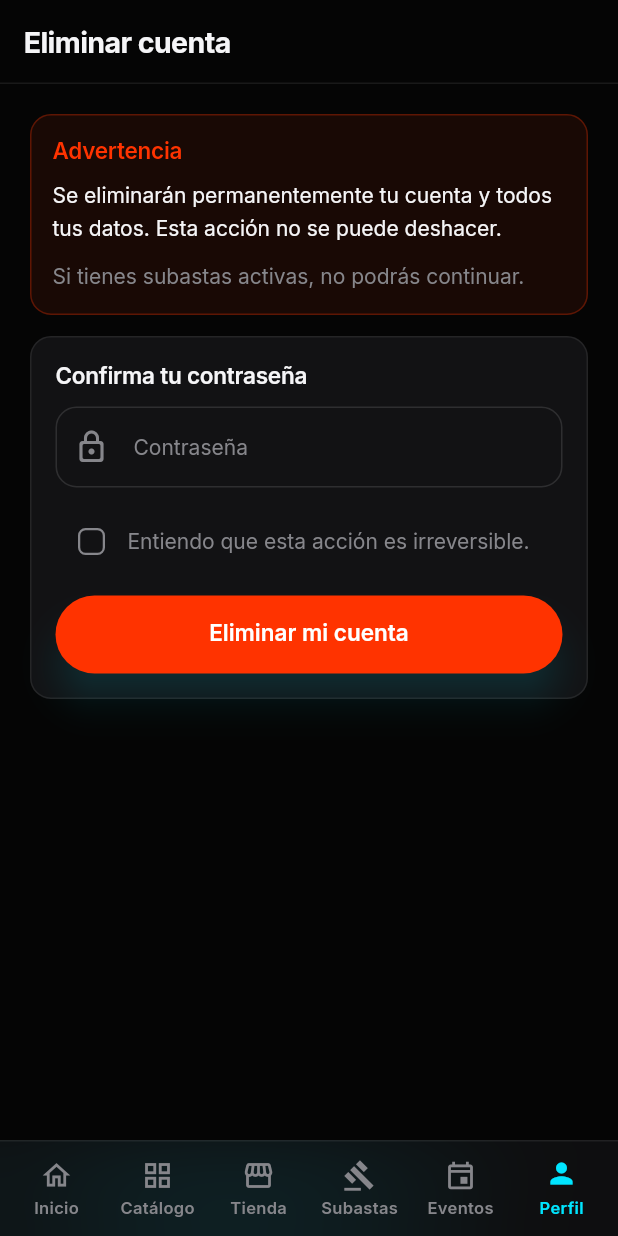
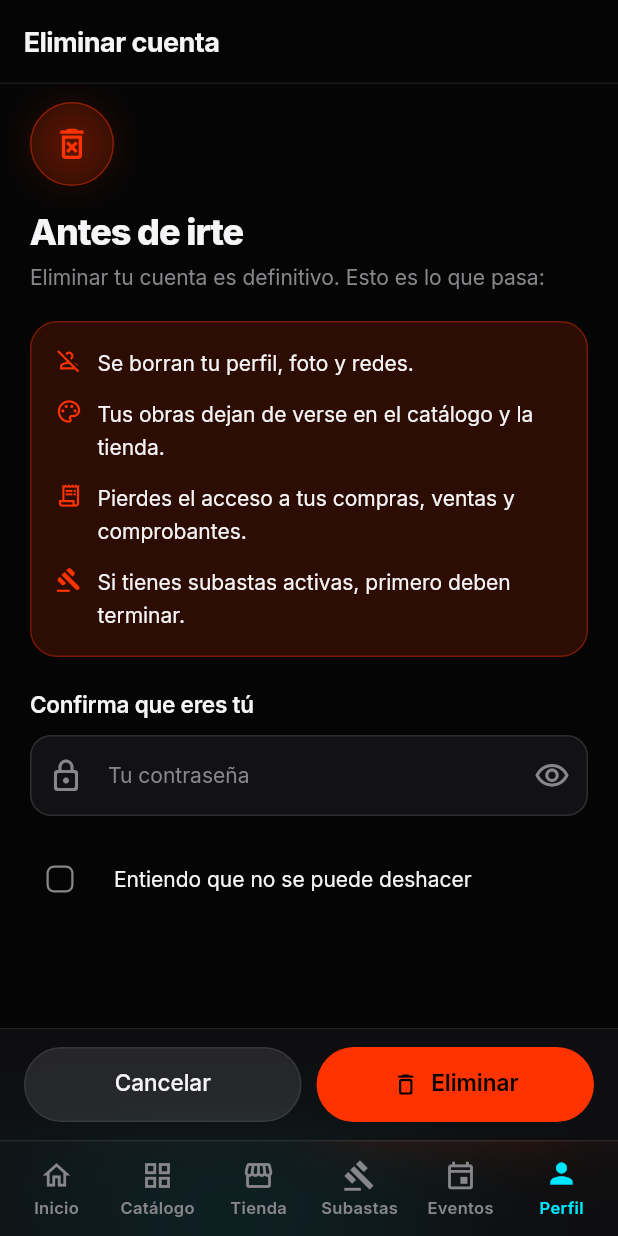
Before and after one commit to JohanDsito/NARINO_CULTURA, a Flutter app: the DeleteAccountScreen screen opened by its route, on a phone screen of 412 x 824 dp. Run offline on Flutter 3.47's test engine with Material 3 defaults, Android fonts, the phone set to English and light mode, and no system bars; our stand-ins replace cached_network_image, dio, equatable, flutter_map, flutter_riverpod, flutter_secure_storage and 6 more; accounts and stored records are empty.

Commit message:
Feat(cuenta): cambiar contraseña y rediseño de Eliminar cuenta
- Nueva pantalla Cambiar contraseña (PATCH users/me/password/, ya existía
  en el backend) con las mismas reglas y medidor que el registro.
- Eliminar cuenta con acento tomate: qué se pierde, contraseña, casilla
  validada en el formulario y confirmación; limpia el perfil al salir.
- CuentaHeader/CuentaPunto compartidos para las pantallas de cuenta.

Co-Authored-By: Claude Opus 5.5 <noreply@anthropic.com>

```diff
--- a/narino_mobile/lib/app.dart
+++ b/narino_mobile/lib/app.dart
@@ -38,6 +38,7 @@ import 'features/profile/presentation/screens/portfolio_screen.dart';
 import 'features/profile/presentation/screens/following_screen.dart';
 import 'features/profile/presentation/screens/change_email_screen.dart';
 import 'features/profile/presentation/screens/active_sessions_screen.dart';
+import 'features/profile/presentation/screens/change_password_screen.dart';
 import 'features/profile/presentation/screens/delete_account_screen.dart';
 import 'features/profile/presentation/screens/artist_stats_screen.dart';
 import 'features/profile/presentation/screens/privacy_policy_screen.dart';
@@ -266,6 +267,10 @@ final _routerProvider = Provider<GoRouter>((ref) {
             builder: (_, __) => const ActiveSessionsScreen(),
           ),
           GoRoute(
+            path: '/profile/password',
+            builder: (_, __) => const ChangePasswordScreen(),
+          ),
+          GoRoute(
             path: '/profile/delete-account',
             builder: (_, __) => const DeleteAccountScreen(),
           ),
--- a/narino_mobile/lib/core/constants/api_constants.dart
+++ b/narino_mobile/lib/core/constants/api_constants.dart
@@ -16,6 +16,7 @@ class ApiConstants {
   static const String activeSessions = '/api/v1/auth/sessions/';
   static const String sessionDetail = '/api/v1/auth/sessions/{id}/';
   static const String deleteAccount = '/api/v1/auth/delete-account/';
+  static const String mePassword = '/api/v1/users/me/password/';
 
   // Perfil de usuario
   static const String profile = '/api/v1/users/me/';
--- a/narino_mobile/lib/features/profile/presentation/screens/delete_account_screen.dart
+++ b/narino_mobile/lib/features/profile/presentation/screens/delete_account_screen.dart
@@ -2,11 +2,17 @@ import 'package:flutter/material.dart';
 import 'package:flutter_riverpod/flutter_riverpod.dart';
 import 'package:go_router/go_router.dart';
 
-import '../../../../core/theme/app_colors.dart';
 import '../../../../core/theme/app_typography.dart';
+import '../../../../core/theme/nc_theme.dart';
+import '../../../../shared/widgets/design/design.dart';
 import '../../../auth/presentation/providers/auth_provider.dart';
+import '../../../auth/presentation/widgets/auth_fields.dart';
 import '../providers/account_security_provider.dart';
+import '../providers/profile_provider.dart';
+import '../widgets/cuenta_ui.dart';
 
+/// Eliminación permanente de la cuenta (`DELETE auth/delete-account/`).
+/// Acento tomate: es la única acción destructiva de la app.
 class DeleteAccountScreen extends ConsumerStatefulWidget {
   const DeleteAccountScreen({super.key});
 
@@ -16,8 +22,9 @@ class DeleteAccountScreen extends ConsumerStatefulWidget {
 }
 
 class _DeleteAccountScreenState extends ConsumerState<DeleteAccountScreen> {
+  final _formKey = GlobalKey<FormState>();
   final _passwordCtrl = TextEditingController();
-  bool _accept = false;
+  bool _acepto = false;
 
   @override
   void dispose() {
@@ -25,213 +32,176 @@ class _DeleteAccountScreenState extends ConsumerState<DeleteAccountScreen> {
     super.dispose();
   }
 
-  Future<void> _submit() async {
+  Future<void> _eliminar() async {
     FocusScope.of(context).unfocus();
+    if (!_formKey.currentState!.validate()) return;
+    final nc = context.nc;
 
-    if (!_accept) {
-      ScaffoldMessenger.of(context).showSnackBar(
-        const SnackBar(
-          content: Text('Debes confirmar que entiendes las consecuencias.'),
-        ),
-      );
-      return;
-    }
-
-    final password = _passwordCtrl.text;
-    if (password.isEmpty) {
-      ScaffoldMessenger.of(context).showSnackBar(
-        const SnackBar(content: Text('Ingresa tu contraseña para confirmar.')),
-      );
-      return;
-    }
-
-    final confirm = await showDialog<bool>(
+    final ok = await showDialog<bool>(
       context: context,
-      builder: (dialogCtx) => AlertDialog(
-        title: const Text('Eliminar cuenta'),
+      builder: (ctx) => AlertDialog(
+        title: const Text('¿Eliminar tu cuenta?'),
         content: const Text(
-          'Esta acción eliminará tu cuenta permanentemente. ¿Deseas continuar?',
-        ),
+            'Se borrarán tu perfil, tus obras y tu historial. '
+            'No hay forma de recuperarlos.'),
         actions: [
           TextButton(
-            onPressed: () => Navigator.pop(dialogCtx, false),
+            onPressed: () => Navigator.pop(ctx, false),
             child: const Text('Cancelar'),
           ),
           TextButton(
-            style: TextButton.styleFrom(foregroundColor: AppColors.error),
-            onPressed: () => Navigator.pop(dialogCtx, true),
-            child: const Text('Eliminar'),
+            style: TextButton.styleFrom(foregroundColor: nc.tomateA.ink),
+            onPressed: () => Navigator.pop(ctx, true),
+            child: const Text('Sí, eliminar'),
           ),
         ],
       ),
     );
+    if (ok != true) return;
 
-    if (confirm != true) return;
+    await ref
+        .read(deleteAccountProvider.notifier)
+        .submit(password: _passwordCtrl.text);
+    if (!mounted || ref.read(deleteAccountProvider).hasError) return;
 
-    await ref.read(deleteAccountProvider.notifier).submit(password: password);
-
-    if (!mounted) return;
-    final state = ref.read(deleteAccountProvider);
-    if (state.hasError) return;
-
+    ref.read(myProfileProvider.notifier).reset();
     ref.read(authProvider.notifier).forceSignOut();
+    ScaffoldMessenger.of(context).showSnackBar(const SnackBar(
+        content: Text('Tu cuenta fue eliminada. Gracias por ser parte.')));
     context.go('/login');
   }
 
   @override
   Widget build(BuildContext context) {
+    final nc = context.nc;
     final state = ref.watch(deleteAccountProvider);
-    final isLoading = state.isLoading;
+    final cargando = state.isLoading;
+    final peligro = nc.tomateA;
 
     return Scaffold(
-      backgroundColor: Theme.of(context).scaffoldBackgroundColor,
-      appBar: AppBar(
-        title: Text(
-          'Eliminar cuenta',
-          style: AppTypography.displaySemiBold(),
-        ),
-      ),
-      body: SingleChildScrollView(
-        padding: const EdgeInsets.all(20),
-        child: Column(
-          crossAxisAlignment: CrossAxisAlignment.start,
+      appBar: AppBar(title: const Text('Eliminar cuenta')),
+      body: Form(
+        key: _formKey,
+        child: ListView(
+          padding: const EdgeInsets.fromLTRB(20, 12, 20, 24),
           children: [
+            CuentaHeader(
+              icon: Icons.delete_forever_outlined,
+              accent: peligro,
+              title: 'Antes de irte',
+              message: 'Eliminar tu cuenta es definitivo. Esto es lo que pasa:',
+            ),
+            const SizedBox(height: 18),
             Container(
-              padding: const EdgeInsets.all(14),
+              padding: const EdgeInsets.fromLTRB(16, 10, 16, 10),
               decoration: BoxDecoration(
-                color: AppColors.error.withValues(alpha: 0.08),
-                borderRadius: BorderRadius.circular(14),
-                border:
-                    Border.all(color: AppColors.error.withValues(alpha: 0.3)),
+                color: peligro.tint,
+                borderRadius: BorderRadius.circular(18),
+                border: Border.all(color: peligro.fill.withValues(alpha: 0.35)),
               ),
               child: Column(
-                crossAxisAlignment: CrossAxisAlignment.start,
                 children: [
-                  Text(
-                    'Advertencia',
-                    style: AppTypography.labelSemiBold(color: AppColors.error),
-                  ),
-                  const SizedBox(height: 8),
-                  Text(
-                    'Se eliminarán permanentemente tu cuenta y todos tus datos. '
-                    'Esta acción no se puede deshacer.',
-                    style: AppTypography.bodyMedium(
-                        color: Theme.of(context).brightness == Brightness.dark
-                            ? AppColors.textPrimaryDark
-                            : AppColors.textPrimaryLight),
-                  ),
-                  const SizedBox(height: 10),
-                  Text(
-                    'Si tienes subastas activas, no podrás continuar.',
-                    style: AppTypography.bodyMedium(
-                        color: Theme.of(context).brightness == Brightness.dark
-                            ? AppColors.textSecondaryDark
-                            : AppColors.textSecondaryLight),
-                  ),
+                  CuentaPunto(
+                      icon: Icons.person_off_outlined,
+                      accent: peligro,
+                      text: 'Se borran tu perfil, foto y redes.'),
+                  CuentaPunto(
+                      icon: Icons.palette_outlined,
+                      accent: peligro,
+                      text: 'Tus obras dejan de verse en el catálogo y la tienda.'),
+                  CuentaPunto(
+                      icon: Icons.receipt_long_outlined,
+                      accent: peligro,
+                      text: 'Pierdes el acceso a tus compras, ventas y comprobantes.'),
+                  CuentaPunto(
+                      icon: Icons.gavel_rounded,
+                      accent: peligro,
+                      text: 'Si tienes subastas activas, primero deben terminar.'),
                 ],
               ),
             ),
+            const SizedBox(height: 22),
+            if (state.hasError) ...[
+              NcBanner.error(context, state.error.toString()),
+              const SizedBox(height: 16),
+            ],
+            Text('Confirma que eres tú',
+                style: AppTypography.labelSemiBold(color: nc.textPrimary)),
+            const SizedBox(height: 10),
+            PasswordField(
+              controller: _passwordCtrl,
+              label: 'Tu contraseña',
+              enabled: !cargando,
+              validator: (v) => (v == null || v.isEmpty)
+                  ? 'Escribe tu contraseña para continuar'
+                  : null,
+            ),
             const SizedBox(height: 14),
-            if (state.hasError) ...[
-              Container(
-                padding: const EdgeInsets.all(12),
-                decoration: BoxDecoration(
-                  color: AppColors.error.withValues(alpha: 0.08),
-                  borderRadius: BorderRadius.circular(10),
-                  border: Border.all(
-                    color: AppColors.error.withValues(alpha: 0.3),
-                  ),
-                ),
-                child: Text(
-                  state.error.toString(),
-                  style: AppTypography.bodySmall(color: AppColors.error),
-                ),
-              ),
-              const SizedBox(height: 14),
-            ],
-            Container(
-              padding: const EdgeInsets.all(16),
-              decoration: BoxDecoration(
-                color: Theme.of(context).cardTheme.color ??
-                    Theme.of(context).colorScheme.surface,
-                borderRadius: BorderRadius.circular(14),
-                border: Border.all(
-                  color: Theme.of(context).brightness == Brightness.dark
-                      ? AppColors.borderDark
-                      : AppColors.borderLight,
-                ),
-              ),
-              child: Column(
+            FormField<bool>(
+              initialValue: false,
+              validator: (_) =>
+                  _acepto ? null : 'Marca la casilla para continuar',
+              builder: (field) => Column(
                 crossAxisAlignment: CrossAxisAlignment.start,
                 children: [
-                  Text(
-                    'Confirma tu contraseña',
-                    style: AppTypography.labelSemiBold(
-                      color: Theme.of(context).brightness == Brightness.dark
-                          ? AppColors.textPrimaryDark
-                          : AppColors.textPrimaryLight,
+                  CheckboxListTile(
+                    value: _acepto,
+                    onChanged: cargando
+                        ? null
+                        : (v) {
+                            setState(() => _acepto = v ?? false);
+                            field.didChange(v);
+                          },
+                    controlAffinity: ListTileControlAffinity.leading,
+                    contentPadding: EdgeInsets.zero,
+                    activeColor: peligro.fill,
+                    checkColor: peligro.onFill,
+                    title: Text(
+                        'Entiendo que no se puede deshacer',
+                        style: AppTypography.bodyMedium(color: nc.textPrimary)),
+                  ),
+                  if (field.hasError)
+                    Padding(
+                      padding: const EdgeInsets.only(left: 12),
+                      child: Text(field.errorText!,
+                          style: AppTypography.bodySmall(color: peligro.ink)),
                     ),
+                ],
+              ),
+            ),
+          ],
+        ),
+      ),
+      bottomNavigationBar: NcGlassBottomBar(
+        child: Row(
+          children: [
+            Expanded(
+              child: NcSecondaryButton(
+                label: 'Cancelar',
+                onPressed: cargando ? null : () => context.pop(),
+              ),
+            ),
+            const SizedBox(width: 10),
+            Expanded(
+              child: SizedBox(
+                height: 50,
+                child: FilledButton.icon(
+                  onPressed: cargando ? null : _eliminar,
+                  style: FilledButton.styleFrom(
+                    backgroundColor: peligro.fill,
+                    foregroundColor: peligro.onFill,
+                    shape: const StadiumBorder(),
                   ),
-                  const SizedBox(height: 10),
-                  TextFormField(
-                    controller: _passwordCtrl,
-                    obscureText: true,
-                    enabled: !isLoading,
-                    decoration: const InputDecoration(
-                      prefixIcon: Icon(Icons.lock_outline_rounded),
-                      labelText: 'Contraseña',
-                    ),
-                  ),
-                  const SizedBox(height: 12),
-                  Row(
-                    children: [
-                      Checkbox(
-                        value: _accept,
-                        onChanged: isLoading
-                            ? null
-                            : (v) => setState(() => _accept = v ?? false),
-                      ),
-                      Expanded(
-                        child: Text(
-                          'Entiendo que esta acción es irreversible.',
-                          style: AppTypography.bodyMedium(
-                            color:
-                                Theme.of(context).brightness == Brightness.dark
-                                    ? AppColors.textSecondaryDark
-                                    : AppColors.textSecondaryLight,
-                          ),
-                        ),
-                      ),
-                    ],
-                  ),
-                  const SizedBox(height: 12),
-                  SizedBox(
-                    width: double.infinity,
-                    height: 52,
-                    child: ElevatedButton(
-                      style: ElevatedButton.styleFrom(
-                        backgroundColor: AppColors.error,
-                        foregroundColor: Theme.of(context).colorScheme.onError,
-                      ),
-                      onPressed: isLoading ? null : _submit,
-                      child: isLoading
-                          ? SizedBox(
-                              width: 18,
-                              height: 18,
-                              child: CircularProgressIndicator(
-                                color: Theme.of(context).colorScheme.onError,
-                                strokeWidth: 2,
-                              ),
-                            )
-                          : Text(
-                              'Eliminar mi cuenta',
-                              style: AppTypography.buttonText(
-                                color: Theme.of(context).colorScheme.onError,
-                              ),
-                            ),
-                    ),
-                  ),
-                ],
+                  icon: cargando
+                      ? SizedBox(
+                          width: 18,
+                          height: 18,
+                          child: CircularProgressIndicator(
+                              strokeWidth: 2, color: peligro.onFill),
+                        )
+                      : const Icon(Icons.delete_outline_rounded),
+                  label: const Text('Eliminar'),
+                ),
               ),
             ),
           ],
--- /dev/null
+++ b/narino_mobile/lib/features/profile/presentation/widgets/cuenta_ui.dart
@@ -0,0 +1,76 @@
+import 'package:flutter/material.dart';
+
+import '../../../../core/theme/app_typography.dart';
+import '../../../../core/theme/nc_theme.dart';
+import '../../../../shared/widgets/design/design.dart';
+
+/// Encabezado de las pantallas de cuenta (contraseña, eliminar cuenta…):
+/// ícono con el color del tema, título y una explicación corta.
+class CuentaHeader extends StatelessWidget {
+  const CuentaHeader({
+    super.key,
+    required this.icon,
+    required this.accent,
+    required this.title,
+    required this.message,
+  });
+
+  final IconData icon;
+  final NcAccent accent;
+  final String title;
+  final String message;
+
+  @override
+  Widget build(BuildContext context) {
+    final nc = context.nc;
+    return Column(
+      crossAxisAlignment: CrossAxisAlignment.start,
+      children: [
+        NcAccentIcon(icon: icon, accent: accent, size: 56, glow: true),
+        const SizedBox(height: 16),
+        Semantics(
+          header: true,
+          child: Text(title,
+              style: AppTypography.displayBold(color: nc.textPrimary)
+                  .copyWith(fontSize: 24)),
+        ),
+        const SizedBox(height: 6),
+        Text(message,
+            style: AppTypography.bodyMedium(color: nc.textSecondary)),
+      ],
+    );
+  }
+}
+
+/// Punto de una lista con ícono de color.
+class CuentaPunto extends StatelessWidget {
+  const CuentaPunto({
+    super.key,
+    required this.icon,
+    required this.accent,
+    required this.text,
+  });
+
+  final IconData icon;
+  final NcAccent accent;
+  final String text;
+
+  @override
+  Widget build(BuildContext context) {
+    final nc = context.nc;
+    return Padding(
+      padding: const EdgeInsets.symmetric(vertical: 6),
+      child: Row(
+        crossAxisAlignment: CrossAxisAlignment.start,
+        children: [
+          Icon(icon, size: 18, color: accent.ink),
+          const SizedBox(width: 10),
+          Expanded(
+            child: Text(text,
+                style: AppTypography.bodyMedium(color: nc.textPrimary)),
+          ),
+        ],
+      ),
+    );
+  }
+}
```
Also changed, not shown: narino_mobile/lib/features/profile/data/account_security_repository.dart (+11 -0 lines), narino_mobile/lib/features/profile/data/account_security_service.dart (+10 -0 lines), narino_mobile/lib/features/profile/presentation/screens/change_password_screen.dart (added, +144 -0 lines), narino_mobile/lib/features/profile/presentation/screens/my_profile_screen.dart (+7 -0 lines), 2 other files.
